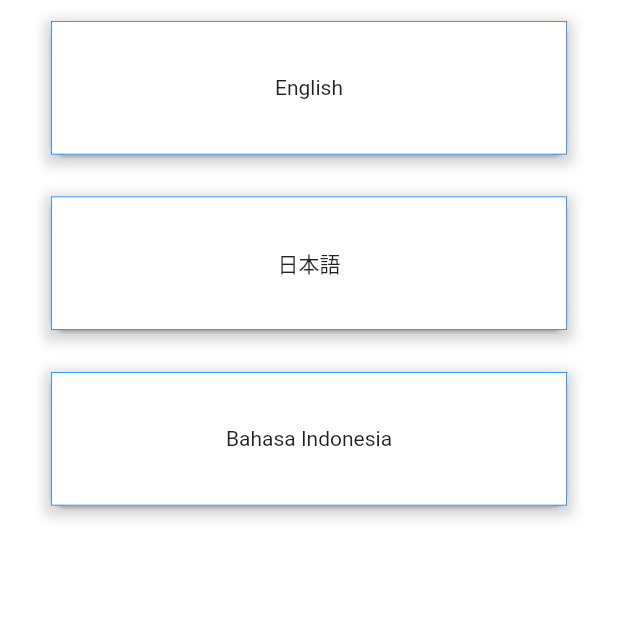
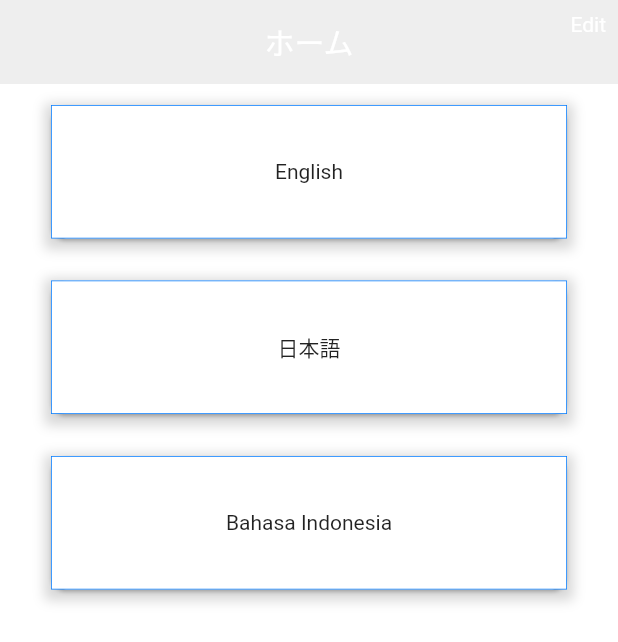
Before and after one commit to Tetsukick/TANGO, a Flutter app: the screen it shows after launch, on a phone screen of 412 x 824 dp. Shown: the top 642 px of the screen. Run offline on Flutter 3.47's test engine with Material 2 defaults, Android fonts, the phone set to English and light mode, and no system bars.

```diff
--- a/source_code/tango/lib/main.dart
+++ b/source_code/tango/lib/main.dart
@@ -6,7 +6,11 @@ class MyApp extends StatelessWidget {
   @override
   Widget build(BuildContext context) {
     return MaterialApp(
-      home: MyHomePage(),
+      debugShowCheckedModeBanner: false,
+      home: Scaffold(
+        appBar: Header(),
+        body: MyListView(),
+      )
     );
   }
 }
@@ -24,6 +28,27 @@ class _MyHomePageState extends State<MyHomePage> {
       body: Center(
         child: MyListView(),
       ),
+    );
+  }
+}
+
+class Header extends StatelessWidget with PreferredSizeWidget{
+  @override
+  Size get preferredSize => Size.fromHeight(kToolbarHeight);
+
+  @override
+  Widget build(BuildContext context) {
+    return AppBar(
+      actions: [
+        Padding(
+          padding: const EdgeInsets.all(8.0),
+          child: Text('Edit'),
+        ),
+      ],
+      title: Text('ホーム'),
+      backgroundColor: Colors.grey[200],
+      centerTitle: true,
+      elevation: 0.0,
     );
   }
 }
```
